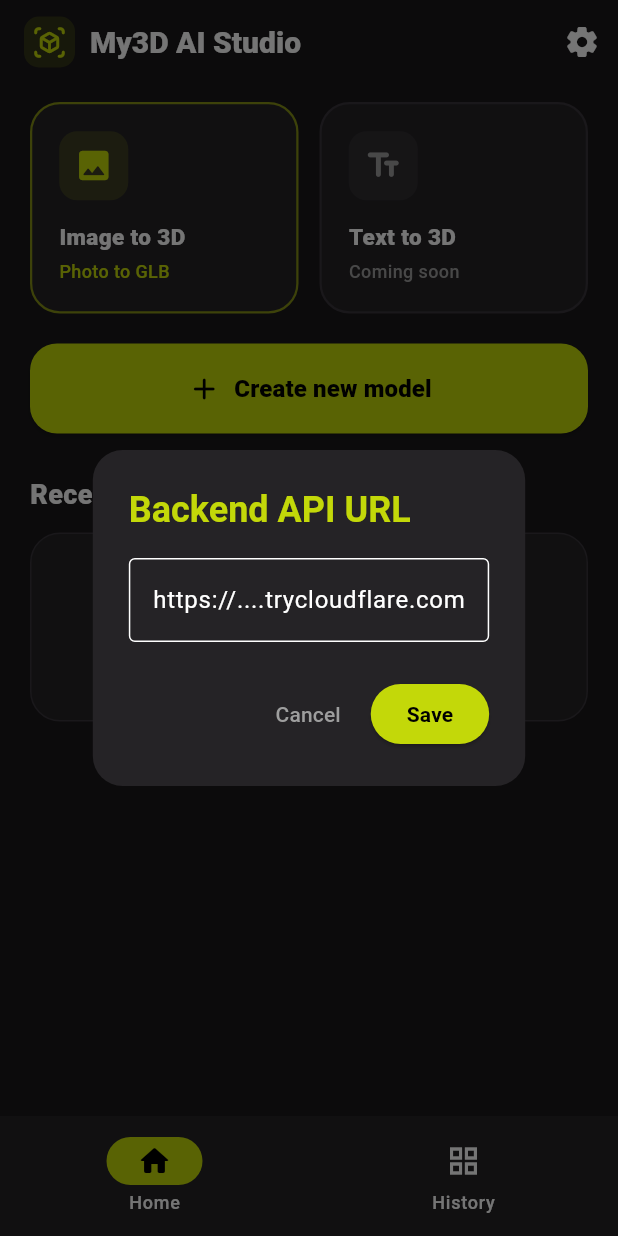
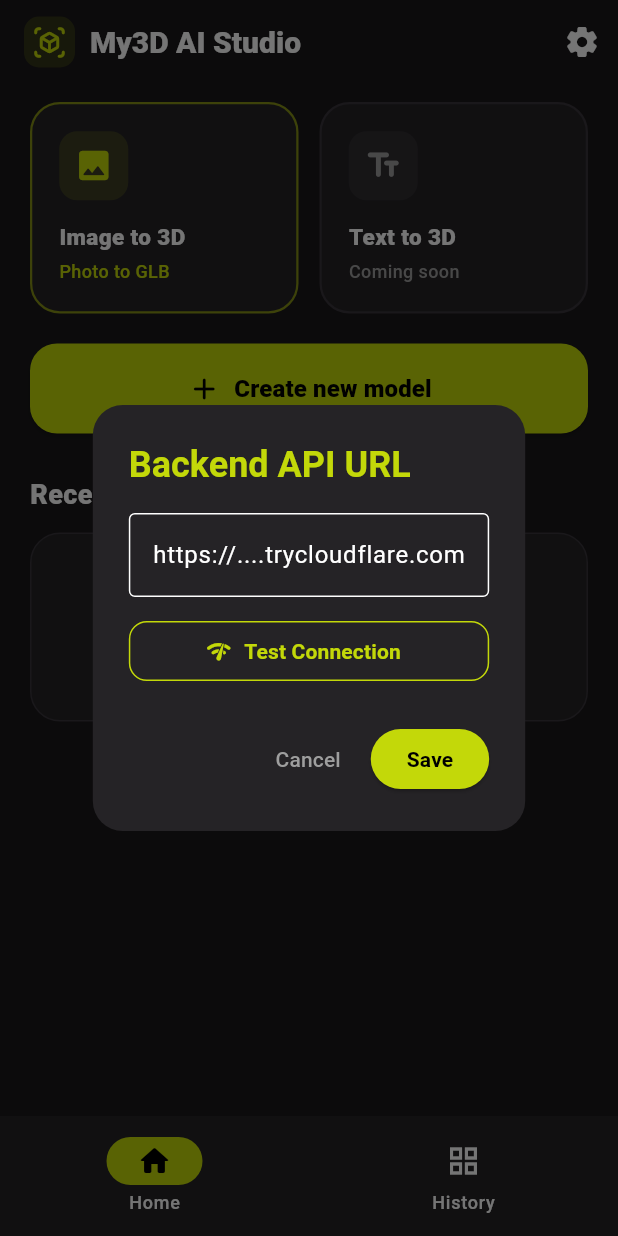
Before and after one commit to indranagendra822-sketch/my3d-ai-studio, a Flutter app: the screen it shows after launch, after a tap on the "settings" icon, on a phone screen of 412 x 824 dp. Run offline on Flutter 3.47's test engine with Material 3 defaults, Android fonts, the phone set to English and light mode, and no system bars; our stand-ins replace image_picker, share_plus, shared_preferences; missing offline and left inert: model_viewer_plus.

Commit message:
Update main.dart

```diff
--- a/lib/main.dart
+++ b/lib/main.dart
@@ -1,5 +1,6 @@
 import 'dart:async';
 import 'package:flutter/material.dart';
+import 'package:http/http.dart' as http;
 import 'package:shared_preferences/shared_preferences.dart';
 import 'theme_and_storage.dart';
 import 'create_flow.dart';
@@ -127,30 +128,114 @@ class _HomeScreenState extends State<HomeScreen> {
     final prefs = await SharedPreferences.getInstance();
     final ctrl = TextEditingController(text: prefs.getString('saved_api_url') ?? '');
     if (!mounted) return;
+
+    bool testing = false;
+    String? statusMsg;
+    bool statusOk = false;
+
     showDialog(
       context: context,
-      builder: (_) => AlertDialog(
+      builder: (ctx) => StatefulBuilder(
+        builder: (ctx, setDialogState) => AlertDialog(
           backgroundColor: kCard,
           shape: RoundedRectangleBorder(borderRadius: BorderRadius.circular(20)),
           title: const Text('Backend API URL', style: TextStyle(color: kLime, fontWeight: FontWeight.bold)),
-        content: TextField(
+          content: Column(
+            mainAxisSize: MainAxisSize.min,
+            crossAxisAlignment: CrossAxisAlignment.start,
+            children: [
+              TextField(
                 controller: ctrl,
-          decoration: const InputDecoration(hintText: 'https://....trycloudflare.com', border: OutlineInputBorder()),
+                decoration: const InputDecoration(
+                  hintText: 'https://....trycloudflare.com',
+                  border: OutlineInputBorder(),
+                ),
+              ),
+              const SizedBox(height: 12),
+              SizedBox(
+                width: double.infinity,
+                child: OutlinedButton.icon(
+                  onPressed: testing
+                      ? null
+                      : () async {
+                          final raw = ctrl.text.trim();
+                          if (raw.isEmpty) {
+                            setDialogState(() {
+                              statusOk = false;
+                              statusMsg = 'ಮೊದಲು API URL ಹಾಕಿ (Colab backend ಇನ್ನೂ deploy ಆಗಿಲ್ಲ).';
+                            });
+                            return;
+                          }
+                          setDialogState(() {
+                            testing = true;
+                            statusMsg = 'Connecting...';
+                          });
+                          try {
+                            final base = raw.replaceAll(RegExp(r'/$'), '');
+                            final uri = Uri.parse('$base/health');
+                            final res = await http.get(uri).timeout(const Duration(seconds: 8));
+                            setDialogState(() {
+                              testing = false;
+                              statusOk = res.statusCode >= 200 && res.statusCode < 300;
+                              statusMsg = statusOk
+                                  ? 'Connected! (${res.statusCode})'
+                                  : 'Server replied ${res.statusCode}';
+                            });
+                          } catch (_) {
+                            setDialogState(() {
+                              testing = false;
+                              statusOk = false;
+                              statusMsg = 'Reachable ಅಲ್ಲ (Colab backend ಇನ್ನೂ start ಆಗಿಲ್ಲ ಅಥವಾ URL ತಪ್ಪಿದೆ).';
+                            });
+                          }
+                        },
+                  icon: testing
+                      ? const SizedBox(
+                          width: 16,
+                          height: 16,
+                          child: CircularProgressIndicator(strokeWidth: 2, color: kLime),
+                        )
+                      : const Icon(Icons.network_check_rounded, color: kLime, size: 18),
+                  label: Text(
+                    testing ? 'Testing...' : 'Test Connection',
+                    style: const TextStyle(color: kLime, fontWeight: FontWeight.bold),
+                  ),
+                  style: OutlinedButton.styleFrom(
+                    side: const BorderSide(color: kLime),
+                    shape: RoundedRectangleBorder(borderRadius: BorderRadius.circular(12)),
+                  ),
+                ),
+              ),
+              if (statusMsg != null) ...[
+                const SizedBox(height: 8),
+                Text(
+                  statusMsg!,
+                  style: TextStyle(
+                    fontSize: 12,
+                    color: statusOk ? kLime : Colors.grey.shade400,
+                  ),
+                ),
+              ],
+            ],
           ),
           actions: [
-          TextButton(onPressed: () => Navigator.pop(context), child: const Text('Cancel', style: TextStyle(color: Colors.grey))),
+            TextButton(
+              onPressed: () => Navigator.pop(ctx),
+              child: const Text('Cancel', style: TextStyle(color: Colors.grey)),
+            ),
             ElevatedButton(
               style: ElevatedButton.styleFrom(backgroundColor: kLime, foregroundColor: Colors.black),
               onPressed: () async {
                 await prefs.setString('saved_api_url', ctrl.text.trim());
                 if (mounted) {
-                Navigator.pop(context);
+                  Navigator.pop(ctx);
                   showToast(context, 'API URL ಸೇವ್ ಆಗಿದೆ! ✅');
                 }
               },
               child: const Text('Save', style: TextStyle(fontWeight: FontWeight.bold)),
             ),
           ],
+        ),
       ),
     );
   }
```
Lines whose indentation alone changed are shown as unchanged.
